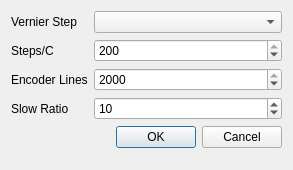
First picture: the form in source/wnd/ui/pvtpref.ui, repository ww4u/megarobostudio, before the edit.
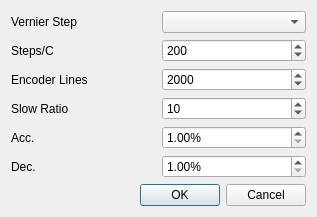
Second picture: the form after the edit. Icons and pictures are not drawn. Custom widgets are drawn as their Qt base class.

Diff of the .ui file:
```diff
--- a/source/wnd/ui/pvtpref.ui
+++ b/source/wnd/ui/pvtpref.ui
@@ -6,8 +6,8 @@
    <rect>
     <x>0</x>
     <y>0</y>
-    <width>293</width>
-    <height>170</height>
+    <width>317</width>
+    <height>197</height>
    </rect>
   </property>
   <property name="maximumSize">
@@ -26,7 +26,7 @@
   <property name="modal">
    <bool>true</bool>
   </property>
-  <layout class="QFormLayout" name="formLayout">
+  <layout class="QGridLayout" name="gridLayout">
    <property name="sizeConstraint">
     <enum>QLayout::SetDefaultConstraint</enum>
    </property>
@@ -37,6 +37,9 @@
      </property>
     </widget>
    </item>
+   <item row="0" column="1">
+    <widget class="ValueComboBox" name="cmbVernier"/>
+   </item>
    <item row="1" column="0">
     <widget class="QLabel" name="label_2">
      <property name="text">
@@ -44,10 +47,16 @@
      </property>
     </widget>
    </item>
-   <item row="3" column="0">
-    <widget class="QLabel" name="label_3">
-     <property name="text">
-      <string>Slow Ratio</string>
+   <item row="1" column="1">
+    <widget class="QSpinBox" name="spinStepCount">
+     <property name="minimum">
+      <number>10</number>
+     </property>
+     <property name="maximum">
+      <number>1000</number>
+     </property>
+     <property name="value">
+      <number>200</number>
      </property>
     </widget>
    </item>
@@ -58,32 +67,26 @@
      </property>
     </widget>
    </item>
-   <item row="1" column="1">
-    <widget class="QSpinBox" name="spinStepCount">
-     <property name="minimum">
-      <number>10</number>
-     </property>
-     <property name="maximum">
-      <number>200</number>
-     </property>
-     <property name="value">
-      <number>200</number>
-     </property>
-    </widget>
-   </item>
    <item row="2" column="1">
     <widget class="QSpinBox" name="spinEncoder">
      <property name="minimum">
       <number>100</number>
      </property>
      <property name="maximum">
-      <number>2000</number>
+      <number>1000000</number>
      </property>
      <property name="value">
       <number>2000</number>
      </property>
     </widget>
    </item>
+   <item row="3" column="0">
+    <widget class="QLabel" name="label_3">
+     <property name="text">
+      <string>Slow Ratio</string>
+     </property>
+    </widget>
+   </item>
    <item row="3" column="1">
     <widget class="QSpinBox" name="spinSlow">
      <property name="minimum">
@@ -97,16 +100,59 @@
      </property>
     </widget>
    </item>
-   <item row="4" column="0" colspan="2">
+   <item row="4" column="0">
+    <widget class="QLabel" name="label_5">
+     <property name="text">
+      <string>Acc.</string>
+     </property>
+    </widget>
+   </item>
+   <item row="4" column="1">
+    <widget class="QDoubleSpinBox" name="spinAcc">
+     <property name="toolTip">
+      <string>Invalid for Cubic</string>
+     </property>
+     <property name="suffix">
+      <string>%</string>
+     </property>
+     <property name="minimum">
+      <double>1.000000000000000</double>
+     </property>
+     <property name="maximum">
+      <double>99.000000000000000</double>
+     </property>
+    </widget>
+   </item>
+   <item row="5" column="0">
+    <widget class="QLabel" name="label_6">
+     <property name="text">
+      <string>Dec.</string>
+     </property>
+    </widget>
+   </item>
+   <item row="5" column="1">
+    <widget class="QDoubleSpinBox" name="spinDec">
+     <property name="toolTip">
+      <string>Invalid for Cubic</string>
+     </property>
+     <property name="suffix">
+      <string>%</string>
+     </property>
+     <property name="minimum">
+      <double>1.000000000000000</double>
+     </property>
+     <property name="maximum">
+      <double>99.000000000000000</double>
+     </property>
+    </widget>
+   </item>
+   <item row="6" column="0" colspan="2">
     <widget class="QDialogButtonBox" name="buttonBox">
      <property name="standardButtons">
       <set>QDialogButtonBox::Cancel|QDialogButtonBox::Ok</set>
      </property>
     </widget>
    </item>
-   <item row="0" column="1">
-    <widget class="ValueComboBox" name="cmbVernier"/>
-   </item>
   </layout>
  </widget>
  <customwidgets>
```
Left out of the diff: 6 changed lines with no effect on the pictures.
